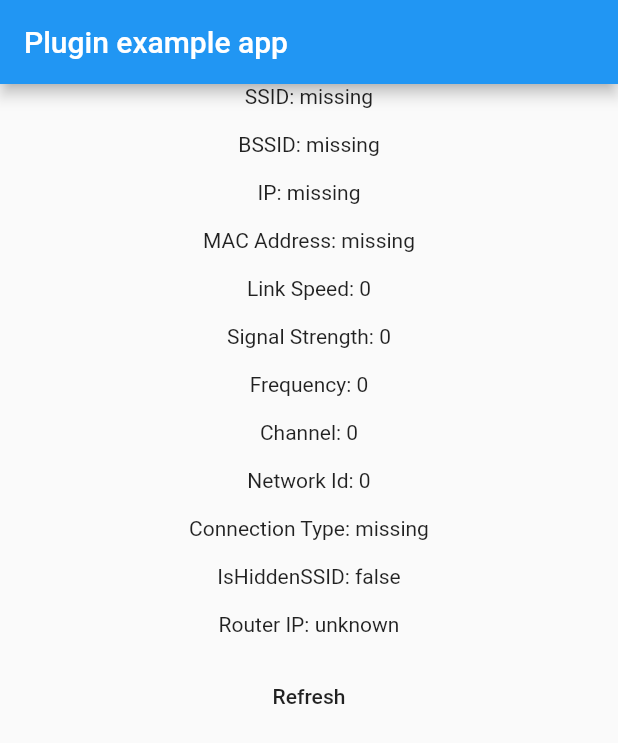
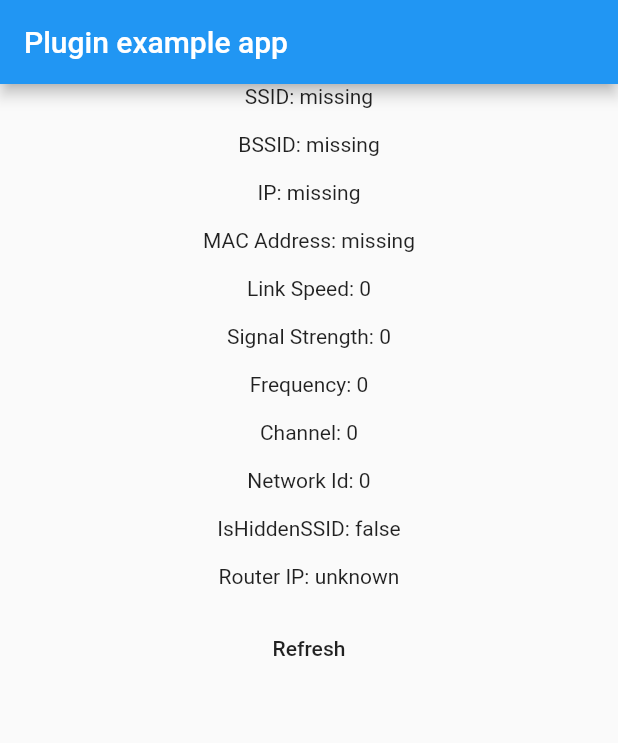
Before and after one commit to UCSD/wifi_connection, a Flutter app: the screen it shows after launch, on a phone screen of 412 x 824 dp. Shown: the top 743 px of the screen. Run offline on Flutter 3.47's test engine with Material 2 defaults, Android fonts, the phone set to English and light mode, and no system bars.

Commit message:
Remove connectionType

```diff
--- a/example/lib/main.dart
+++ b/example/lib/main.dart
@@ -62,7 +62,6 @@ class _MyAppState extends State<MyApp> {
               Text('Frequency: ${_wifiInfo.frequency}\n'),
               Text('Channel: ${_wifiInfo.channel}\n'),
               Text('Network Id: ${_wifiInfo.networkId}\n'),
-              Text('Connection Type: ${_wifiInfo.connectionType}\n'),
               Text('IsHiddenSSID: ${_wifiInfo.isHiddenSSid}\n'),
               Text('Router IP: ${_wifiInfo.routerIp}\n'),
               FlatButton(
--- a/lib/WifiInfo.dart
+++ b/lib/WifiInfo.dart
@@ -8,7 +8,6 @@ class WifiInfo {
   int _frequency = 0;
   int _channel = 0;
   int _networkid = 0;
-  String _connectionType = "missing";
   bool _isHiddenSSID = false;
   String _routerIp = "unknown";
 
@@ -25,7 +24,6 @@ class WifiInfo {
       this._frequency = nativeInfo["FREQUENCY"];
       this._channel = nativeInfo["CHANNEL"];
       this._networkid = nativeInfo["NETWORKID"];
-      this._connectionType = nativeInfo["CONNECTIONTYPE"];
       this._isHiddenSSID = nativeInfo["ISHIDDEDSSID"];
       this._routerIp = nativeInfo["ROUTERIP"];
     }
@@ -73,11 +71,6 @@ class WifiInfo {
     return this._networkid;
   }
 
-  /// returns connection type eg wifi or mobile
-  String get connectionType {
-    return this._connectionType;
-  }
-
   bool get isHiddenSSid {
     return this._isHiddenSSID;
   }
```
